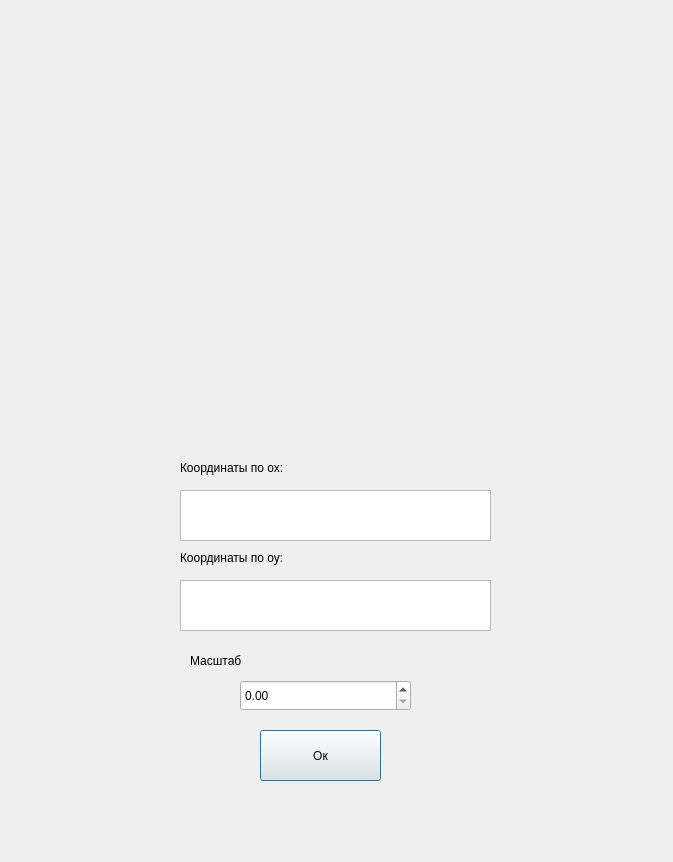
Qt form untitled.ui (Zhamilekin/API-application) before a commit.
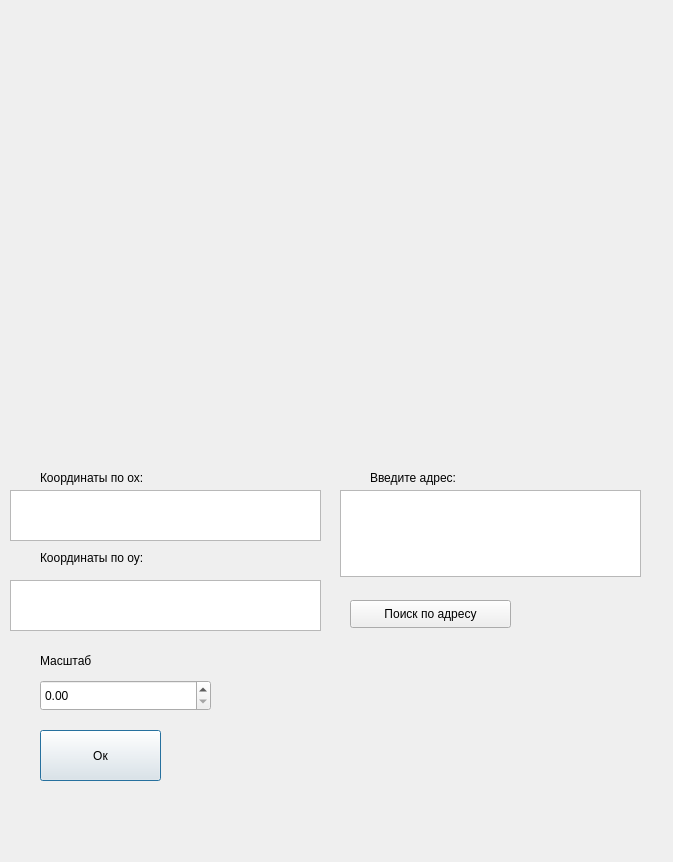
The same form after that commit.

Commit message: задача на API часть 5

The edit to the form file:
```diff
--- a/untitled.ui
+++ b/untitled.ui
@@ -16,7 +16,7 @@
   <widget class="QTextEdit" name="textEdit">
    <property name="geometry">
     <rect>
-     <x>180</x>
+     <x>10</x>
      <y>490</y>
      <width>311</width>
      <height>51</height>
@@ -26,8 +26,8 @@
   <widget class="QLabel" name="label">
    <property name="geometry">
     <rect>
-     <x>180</x>
-     <y>460</y>
+     <x>40</x>
+     <y>470</y>
      <width>291</width>
      <height>16</height>
     </rect>
@@ -39,7 +39,7 @@
   <widget class="QLabel" name="label_2">
    <property name="geometry">
     <rect>
-     <x>180</x>
+     <x>40</x>
      <y>550</y>
      <width>291</width>
      <height>16</height>
@@ -52,7 +52,7 @@
   <widget class="QPushButton" name="pushButton">
    <property name="geometry">
     <rect>
-     <x>260</x>
+     <x>40</x>
      <y>730</y>
      <width>121</width>
      <height>51</height>
@@ -66,7 +66,7 @@
    <property name="geometry">
     <rect>
      <x>150</x>
-     <y>130</y>
+     <y>60</y>
      <width>371</width>
      <height>351</height>
     </rect>
@@ -78,7 +78,7 @@
   <widget class="QDoubleSpinBox" name="doubleSpinBox">
    <property name="geometry">
     <rect>
-     <x>240</x>
+     <x>40</x>
      <y>680</y>
      <width>171</width>
      <height>31</height>
@@ -97,7 +97,7 @@
   <widget class="QLabel" name="label_3">
    <property name="geometry">
     <rect>
-     <x>190</x>
+     <x>40</x>
      <y>650</y>
      <width>131</width>
      <height>21</height>
@@ -110,13 +110,49 @@
   <widget class="QTextEdit" name="textEdit_2">
    <property name="geometry">
     <rect>
-     <x>180</x>
+     <x>10</x>
      <y>580</y>
      <width>311</width>
      <height>51</height>
     </rect>
    </property>
   </widget>
+  <widget class="QLabel" name="label_4">
+   <property name="geometry">
+    <rect>
+     <x>370</x>
+     <y>470</y>
+     <width>111</width>
+     <height>16</height>
+    </rect>
+   </property>
+   <property name="text">
+    <string>Введите адрес:</string>
+   </property>
+  </widget>
+  <widget class="QPushButton" name="pushButton_2">
+   <property name="geometry">
+    <rect>
+     <x>350</x>
+     <y>600</y>
+     <width>161</width>
+     <height>28</height>
+    </rect>
+   </property>
+   <property name="text">
+    <string>Поиск по адресу</string>
+   </property>
+  </widget>
+  <widget class="QTextEdit" name="textEdit_3">
+   <property name="geometry">
+    <rect>
+     <x>340</x>
+     <y>490</y>
+     <width>301</width>
+     <height>87</height>
+    </rect>
+   </property>
+  </widget>
  </widget>
  <resources/>
  <connections/>
```
Left out of the diff: 1 changed line with no effect on the pictures.
